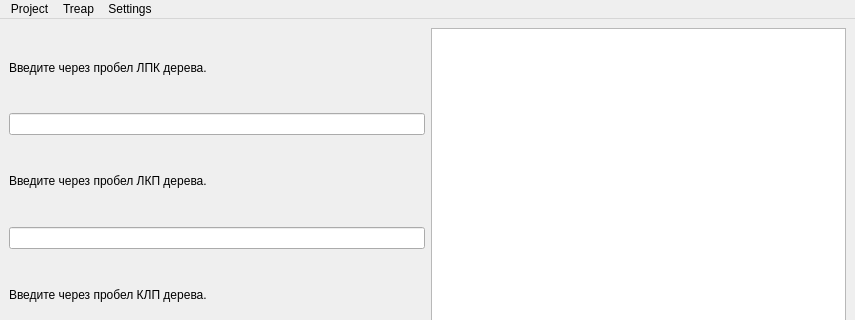
Above: prashutinsky/cw/mainwindow.ui from kirja1980/spbetu_aads_2020_9384 before the change; both pictures show x 0 to 855 and y 0 to 320 of the 855 by 506 pixel window. Below: the same form after it.
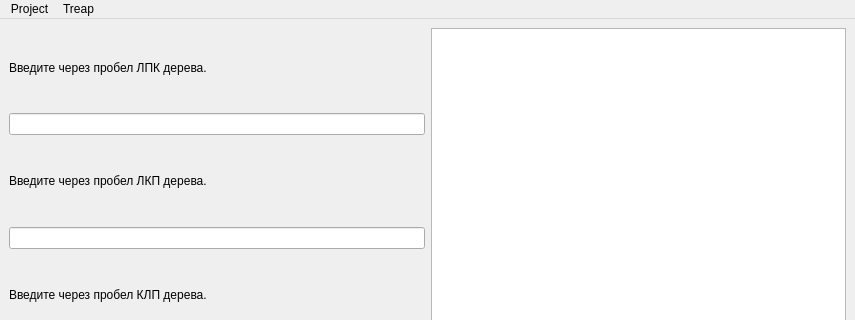
That is the form after the change.

Diff of the .ui file:
```diff
--- a/prashutinsky/cw/mainwindow.ui
+++ b/prashutinsky/cw/mainwindow.ui
@@ -125,15 +125,8 @@
     <addaction name="actionEnter_Key"/>
     <addaction name="actionErase_Key"/>
    </widget>
-   <widget class="QMenu" name="menuSettings">
-    <property name="title">
-     <string>Settings</string>
-    </property>
-    <addaction name="actionStep_by_step_presentation"/>
-   </widget>
    <addaction name="menuTreapDemonstratio"/>
    <addaction name="menuTreap"/>
-   <addaction name="menuSettings"/>
   </widget>
   <widget class="QStatusBar" name="statusbar"/>
   <action name="Open">
```
Left out of the diff: 25 changed lines with no effect on the pictures.
